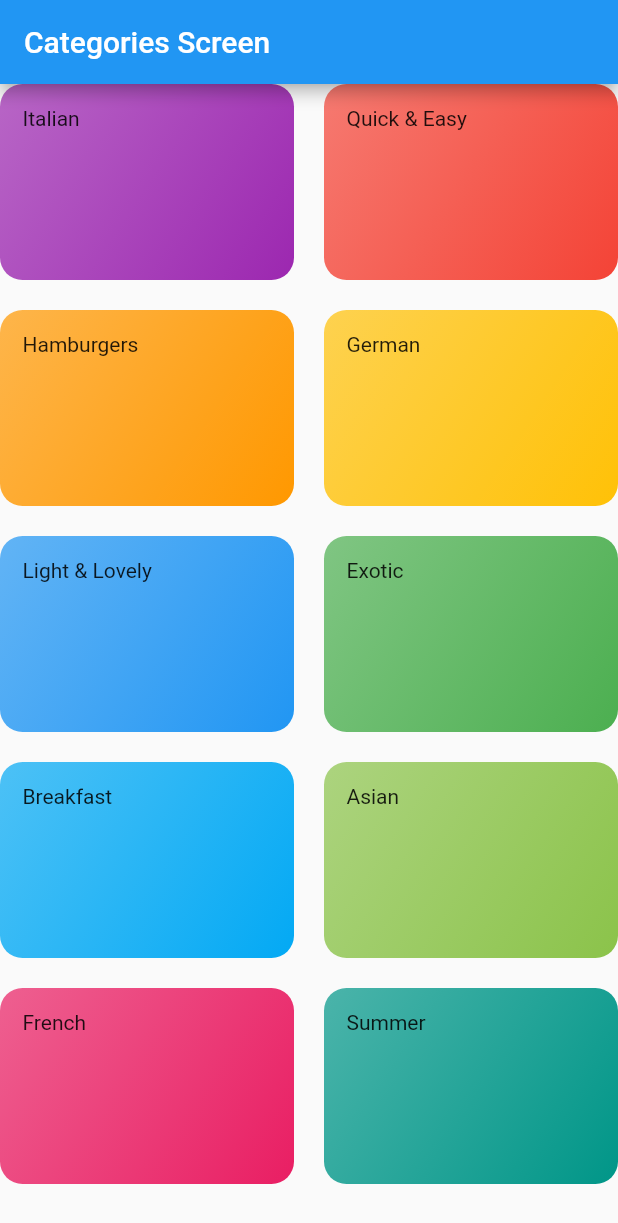
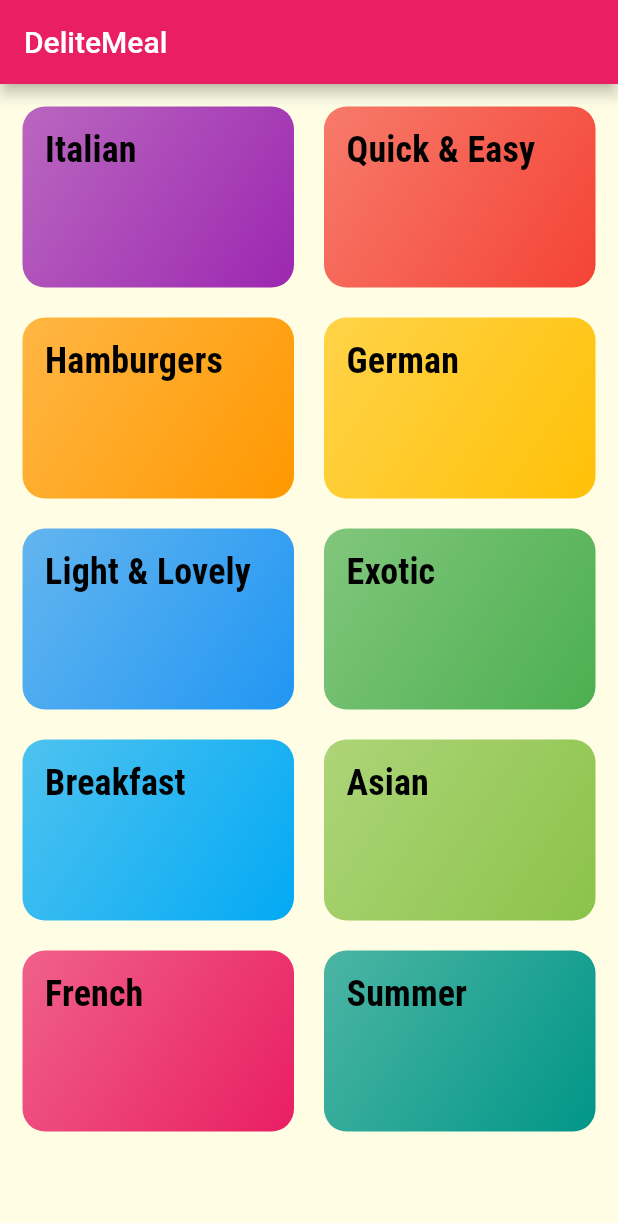
Before and after one commit to Devkahar/Meal-App, a Flutter app: the screen it shows after launch, on a phone screen of 412 x 824 dp. Shown: the top 1223 px of the screen. Run offline on Flutter 3.47's test engine with Material 2 defaults, Android fonts, the phone set to English and light mode, and no system bars.

Commit message:
Added Category Meal Screen And Navigation Setup

```diff
--- a/lib/main.dart
+++ b/lib/main.dart
@@ -1,5 +1,6 @@
 import 'package:flutter/material.dart';
-import 'package:mealsapp/widgets/categories_screen.dart';
+import './pages/categories_meal_screen.dart';
+import './pages/categories_screen.dart';
 
 void main() {
   runApp(const MyApp());
@@ -11,37 +12,28 @@ class MyApp extends StatelessWidget {
   @override
   Widget build(BuildContext context) {
     return MaterialApp(
-      title: 'Flutter Demo',
+      title: 'Meals App',
       theme: ThemeData(
-        primarySwatch: Colors.blue,
-      ),
+          primarySwatch: Colors.pink,
+          canvasColor: const Color.fromRGBO(255, 254, 229, 1),
+          fontFamily: 'Raleway',
+          textTheme: ThemeData.light().textTheme.copyWith(
+                // bodyText1: const TextStyle(
+                //   color: Color.fromRGBO(20, 51, 51, 1),
+                // ),
+                // bodyText2: const TextStyle(
+                //   color: Color.fromRGBO(20, 51, 51, 1),
+                // ),
+                titleSmall: const TextStyle(
+                  fontFamily: 'RobotoCondensed',
+                  fontSize: 24,
+                  fontWeight: FontWeight.bold,
+                ),
+              )),
       home: const CategorieScreen(),
+      routes: {
+        '/category-meals': (ctx) => CategoryMealScreen(),
+      },
     );
   }
 }
-
-class MyHomePage extends StatefulWidget {
-  const MyHomePage({Key? key, required this.title}) : super(key: key);
-
-  final String title;
-
-  @override
-  State<MyHomePage> createState() => _MyHomePageState();
-}
-
-class _MyHomePageState extends State<MyHomePage> {
-
-
-  @override
-  Widget build(BuildContext context) {
-
-    return Scaffold(
-      appBar: AppBar(
-
-        title: Text(widget.title),
-      ),
-      body: const Text("Meal is Ready.")
-       // This trailing comma makes auto-formatting nicer for build methods.
-    );
-  }
-}
--- a/lib/widgets/categories_screen.dart
+++ b/lib/pages/categories_screen.dart
@@ -1,6 +1,6 @@
 import 'package:flutter/material.dart';
-import './category_item.dart';
-import './dummy_data.dart';
+import '../widgets/category_item.dart';
+import '../widgets/dummy_data.dart';
 
 class CategorieScreen extends StatelessWidget {
   const CategorieScreen({Key? key}) : super(key: key);
@@ -8,8 +8,11 @@ class CategorieScreen extends StatelessWidget {
   @override
   Widget build(BuildContext context) {
     return Scaffold(
-      appBar: AppBar(title: const Text('Categories Screen'),),
+      appBar: AppBar(
+        title: const Text('DeliteMeal'),
+      ),
       body: GridView(
+          padding: const EdgeInsets.all(15),
           gridDelegate: const SliverGridDelegateWithMaxCrossAxisExtent(
             maxCrossAxisExtent: 200,
             childAspectRatio: 3 / 2,
@@ -17,7 +20,7 @@ class CategorieScreen extends StatelessWidget {
             mainAxisSpacing: 20,
           ),
           children: DUMMY_CATEGORIES.map((item) {
-            return CategoryItem(title: item.title, color: item.color);
+            return CategoryItem(id: item.id,title: item.title, color: item.color);
           }).toList()),
     );
   }
--- a/lib/widgets/category_item.dart
+++ b/lib/widgets/category_item.dart
@@ -1,17 +1,27 @@
 import 'package:flutter/material.dart';
+import '../pages/categories_meal_screen.dart';
 
 class CategoryItem extends StatelessWidget {
+  final String id;
   final String title;
   final Color color;
   const CategoryItem({
     Key? key,
+    required this.id,
     required this.title,
     required this.color,
   }) : super(key: key);
+  void selectCategory(BuildContext ctx) {
+    Navigator.of(ctx).pushNamed('/category-meals', arguments: {'id':id,'title':title});
+  }
 
   @override
   Widget build(BuildContext context) {
-    return Container(
+    return InkWell(
+      onTap: () => selectCategory(context),
+      splashColor: Theme.of(context).primaryColor,
+      borderRadius: BorderRadius.circular(15),
+      child: Container(
         padding: const EdgeInsets.all(15),
         decoration: BoxDecoration(
           gradient: LinearGradient(
@@ -20,7 +30,8 @@ class CategoryItem extends StatelessWidget {
               end: Alignment.bottomRight),
           borderRadius: BorderRadius.circular(15),
         ),
-      child: Text(title),
+        child: Text(title, style: Theme.of(context).textTheme.titleSmall),
+      ),
     );
   }
 }
```
Also changed, not shown: lib/pages/categories_meal_screen.dart (added, +19 -0 lines), pubspec.yaml (+18 -6 lines), assets/fonts/Raleway-Black.ttf (added), assets/fonts/Raleway-Bold.ttf (added), assets/fonts/Raleway-Regular.ttf (added), assets/fonts/RobotoCondensed-Bold.ttf (added), assets/fonts/RobotoCondensed-Italic.ttf (added), assets/fonts/RobotoCondensed-Light.ttf (added), assets/fonts/RobotoCondensed-Regular.ttf (added). Lines whose indentation alone changed are shown as unchanged.
